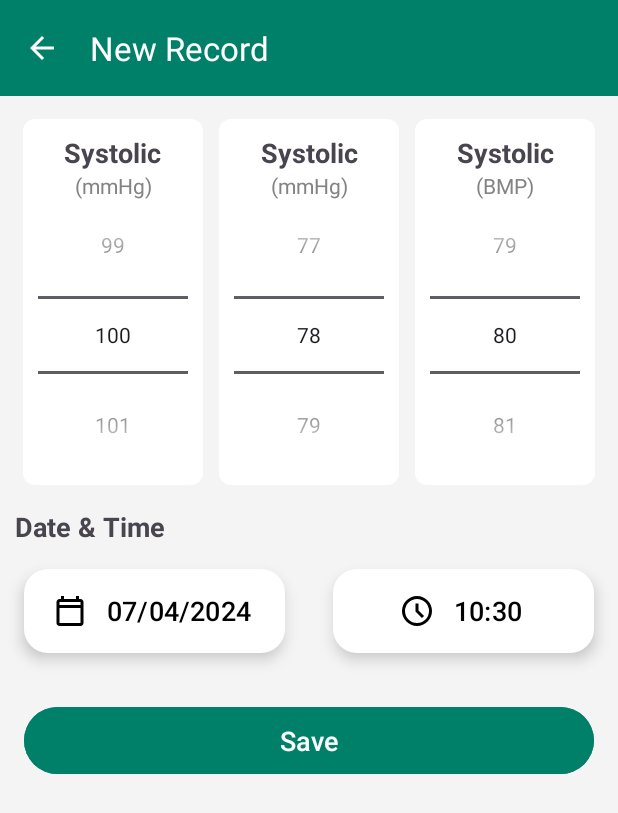
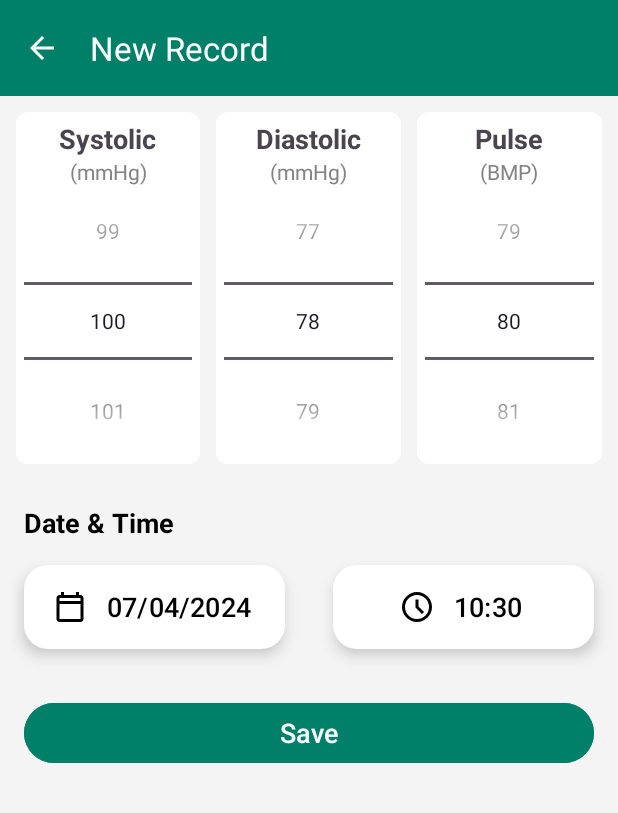
Before and after one commit to slikemebro/Blood-pressure-bpm-tracker, an Android app: the AddRecord screen opened directly, with no data from a screen before it, on a phone screen of 412 x 824 dp. Shown: the top 813 px of the screen. Run offline under Robolectric (Android 15) with nearby library versions, the phone set to English and light mode, and no system bars.

Commit message:
code was cleaned app

```diff
--- a/app/src/main/java/com/ua/hlibkorobov/blood_pressure_bpm_tracker/AddRecord.kt
+++ b/app/src/main/java/com/ua/hlibkorobov/blood_pressure_bpm_tracker/AddRecord.kt
@@ -77,11 +77,11 @@ class AddRecord : AppCompatActivity() {
         return dateTimeFormat.parse(dateTimeString)
     }
 
-    private fun setNumberPicker(systolicPicker: NumberPicker, defaultValue: Int, maxValue: Int) {
-        systolicPicker.minValue = 0
-        systolicPicker.maxValue = maxValue
-        systolicPicker.wrapSelectorWheel = false
-        systolicPicker.value = defaultValue
+    private fun setNumberPicker(numberPicker: NumberPicker, defaultValue: Int, maxValue: Int) {
+        numberPicker.minValue = 0
+        numberPicker.maxValue = maxValue
+        numberPicker.wrapSelectorWheel = false
+        numberPicker.value = defaultValue
     }
 
     private fun setCurrentTime() {
--- a/app/src/main/res/layout/activity_add_record.xml
+++ b/app/src/main/res/layout/activity_add_record.xml
@@ -84,7 +84,7 @@
                 android:layout_width="match_parent"
                 android:layout_height="wrap_content"
                 android:layout_gravity="center"
-                android:text="@string/systolic"
+                android:text="@string/diastolic"
                 android:textAlignment="center"
                 android:textSize="@dimen/defaultTextSize"
                 android:textStyle="bold" />
@@ -119,7 +119,7 @@
                 android:layout_width="match_parent"
                 android:layout_height="wrap_content"
                 android:layout_gravity="center"
-                android:text="@string/systolic"
+                android:text="@string/pulse"
                 android:textAlignment="center"
                 android:textSize="@dimen/defaultTextSize"
                 android:textStyle="bold" />
@@ -144,8 +144,9 @@
         android:id="@+id/dateAndTime"
         android:layout_width="match_parent"
         android:layout_height="wrap_content"
-        android:paddingStart="@dimen/defaultPadding"
+        android:layout_margin="@dimen/defaultMargin"
         android:text="@string/DateAndTime"
+        android:textColor="@color/black"
         android:textSize="@dimen/defaultTextSize"
         android:textStyle="bold"
         app:layout_constraintTop_toBottomOf="@+id/layoutForRecords"
--- a/app/src/main/res/values/dimens.xml
+++ b/app/src/main/res/values/dimens.xml
@@ -1,6 +1,6 @@
 <?xml version="1.0" encoding="utf-8"?>
 <resources>
-    <dimen name="defaultPadding">10dp</dimen>
+    <dimen name="defaultPadding">5dp</dimen>
     <dimen name="defaultMargin">16dp</dimen>
     <dimen name="marginForInnerLayout">5dp</dimen>
     <dimen name="defaultTextSize">18sp</dimen>
--- a/app/src/main/res/values/strings.xml
+++ b/app/src/main/res/values/strings.xml
@@ -9,6 +9,8 @@
     <string name="History">History</string>
     <string name="time_format">%1\$s:%2\$s</string>
     <string name="systolic">Systolic</string>
+    <string name="diastolic">Diastolic</string>
+    <string name="pulse">Pulse</string>
     <string name="mmhg">(mmHg)</string>
     <string name="bmp">(BMP)</string>
     <string name="fab_content_desc">Button for adding records</string>
```
